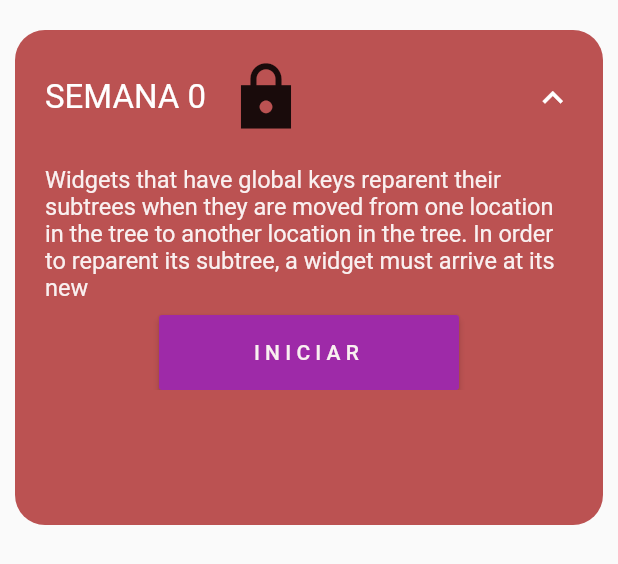
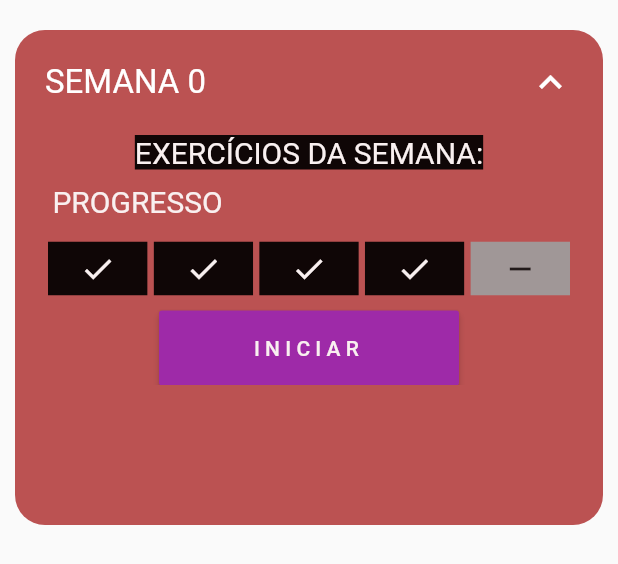
Before and after one commit to lucasjose256/Strong_CoreV1, a Flutter app: the CartaoSemanas widget shown alone on an empty page, opened directly, after a tap on "SEMANA 0", on a phone screen of 412 x 824 dp. Shown: the top 564 px of the screen. Run offline on Flutter 3.47's test engine with Material 2 defaults, Android fonts, the phone set to English and light mode, and no system bars; drawn by our look-alikes of step_progress_indicator; our stand-ins replace circular_countdown_timer, cloud_firestore, firebase_auth, firebase_core, google_sign_in, video_player; missing offline and left inert: expansion_card, firebase_auth_web, firebase_core_web, google_sign_in_web, splash_screen_view, spotify; accounts and stored records are empty; Roboto replaces fonts that are missing (Comfortaa).

Commit message:
novasSemanas

```diff
--- a/lib/MODELS/card_expansivel_semana.dart
+++ b/lib/MODELS/card_expansivel_semana.dart
@@ -1,5 +1,7 @@
 import 'package:flutter/material.dart';
 import 'package:flutter/scheduler.dart';
+import 'package:step_progress_indicator/step_progress_indicator.dart';
+import 'package:strong_core/MODELS/video_model.dart';
 
 class CartaoSemanas extends StatefulWidget {
   @override
@@ -13,12 +15,22 @@ class CartaoSemanas extends StatefulWidget {
 
 class _CartaoSemanasState extends State<CartaoSemanas> {
   String TapToExpandIt = 'SEMANA 4';
-  String Sentence = 'Widgets that have global keys reparent their subtrees when'
-      ' they are moved from one location in the tree to another location in the'
-      ' tree. In order to reparent its subtree, a widget must arrive at its new';
+  String Sentence = 'EXERCICIOS DA SEMANA:\n'
+      '3X PRANCHA(30s)\n'
+      '3X ABDOMINAL(30s)\n'
+      '3X FLEXÃO(30s)';
   bool isExpanded = true;
   bool isExpanded2 = true;
+//flags para checkbox
+  bool isChecked = false;
+  bool isChecked1 = false;
+  bool isChecked2 = false;
+  bool isChecked3 = false;
+  bool isChecked4 = false;
+  bool isChecked5 = false;
+  bool isChecked6 = false;
 
+  int stepBarControll = 0;
   @override
   Widget build(BuildContext context) {
     return Container(
@@ -62,23 +74,24 @@ class _CartaoSemanasState extends State<CartaoSemanas> {
                       Text(
                         widget.title,
                         style: TextStyle(
-                          color: Colors.white,
-                          fontSize: 22,
-                          fontWeight: FontWeight.w400,
-                        ),
+                            color: Colors.white,
+                            fontSize: 22,
+                            fontWeight: FontWeight.w400,
+                            fontFamily: 'Comfortaa'),
                       ),
                       SizedBox(
                         width: 15,
                       ),
-                      Icon(Icons.lock_sharp, size: 50),
+                      //Icon(Icons.lock_sharp, size: 50),
                     ],
                   ),
                   Icon(
+                    //desaparecer a flecha se a semana estiver travada
                     isExpanded
                         ? Icons.keyboard_arrow_down
                         : Icons.keyboard_arrow_up,
                     color: Colors.white,
-                    size: 27,
+                    size: 30,
                   ),
                 ],
               ),
@@ -93,11 +106,52 @@ class _CartaoSemanasState extends State<CartaoSemanas> {
                 secondChild: Column(
                   children: [
                     Text(
-                      Sentence,
+                      'EXERCÍCIOS DA SEMANA:',
                       style: TextStyle(
-                        color: Colors.white,
-                        fontSize: 15.7,
-                      ),
+                          color: Colors.white,
+                          fontSize: 20,
+                          backgroundColor: Colors.black),
+                    ),
+                    SizedBox(
+                      height: 10,
+                    ),
+                    Row(
+                      mainAxisAlignment: MainAxisAlignment.spaceBetween,
+                      //mainAxisSize: MainAxisSize.values[2],
+                      //mainAxisSize: MainAxisSize.min,
+                      children: [
+                        Text(
+                          ' PROGRESSO ',
+                          style: TextStyle(
+                            color: Colors.white,
+                            fontSize: 20,
+                          ),
+                        ),
+                      ],
+                    ),
+                    SizedBox(
+                      height: 15,
+                    ),
+                    StepProgressIndicator(
+                      totalSteps: 5,
+                      currentStep: 4,
+                      size: 36,
+                      selectedColor: Colors.black,
+                      unselectedColor: Colors.grey,
+                      customStep: (index, color, _) => color == Colors.black
+                          ? Container(
+                              color: color,
+                              child: Icon(
+                                Icons.check,
+                                color: Colors.white,
+                              ),
+                            )
+                          : Container(
+                              color: color,
+                              child: Icon(
+                                Icons.remove,
+                              ),
+                            ),
                     ),
                     SizedBox(
                       height: 10,
@@ -111,7 +165,11 @@ class _CartaoSemanasState extends State<CartaoSemanas> {
                       ),
                       color: Colors.purple,
                       onPressed: () {
-                        print('hello');
+                        Navigator.push(
+                            context,
+                            MaterialPageRoute(
+                              builder: (context) => Video(20),
+                            ));
                       },
                     )
                   ],
@@ -123,6 +181,7 @@ class _CartaoSemanasState extends State<CartaoSemanas> {
                 reverseDuration: Duration.zero,
                 sizeCurve: Curves.fastLinearToSlowEaseIn,
               ),
+              // MaterialButton(onPressed: () {})
             ],
           ),
         ),
--- a/lib/MODELS/lista_semanas.dart
+++ b/lib/MODELS/lista_semanas.dart
@@ -5,6 +5,10 @@ final LISTASEMANAS = [
   InfoSemanas(Colors.orange, 'SEMANA 1', botao),
   InfoSemanas(Color.fromARGB(255, 68, 181, 206), 'SEMANA 2', botao),
   InfoSemanas(Color.fromARGB(255, 157, 98, 199), 'SEMANA 3', botao),
+  InfoSemanas(Color.fromARGB(255, 98, 199, 157), 'SEMANA 4', botao),
+  InfoSemanas(Color.fromARGB(255, 201, 94, 196), 'SEMANA 5', botao),
+  InfoSemanas(Color.fromARGB(255, 199, 98, 98), 'SEMANA 6', botao),
+  InfoSemanas(Color.fromARGB(255, 202, 193, 62), 'SEMANA 7', botao),
 ];
 
 MaterialButton botao = MaterialButton(onPressed: () {});
--- a/lib/SCREENS/screen_semanas.dart
+++ b/lib/SCREENS/screen_semanas.dart
@@ -101,7 +101,13 @@ class Semanas extends StatelessWidget {
                   fontWeight: FontWeight.w600,
                   fontFamily: 'Comfortaa')),
         ),
-        body: buildSemanas(),
+        body: SingleChildScrollView(
+          child: Column(
+              children: LISTASEMANAS
+                  .map((e) =>
+                      CartaoSemanas(cor: e.backGroundColor, title: e.titulo))
+                  .toList()),
+        ),
       ),
     );
   }
--- a/pubspec.yaml
+++ b/pubspec.yaml
@@ -56,6 +56,7 @@ dependencies:
   circular_countdown_timer: ^0.2.2
   spotify: ^0.7.2
   video_player: ^2.4.5
+  step_progress_indicator: ^1.0.2
 
 flutter_native_splash:
    color: "#eb3e31"
```
Also changed, not shown: pubspec.lock.
